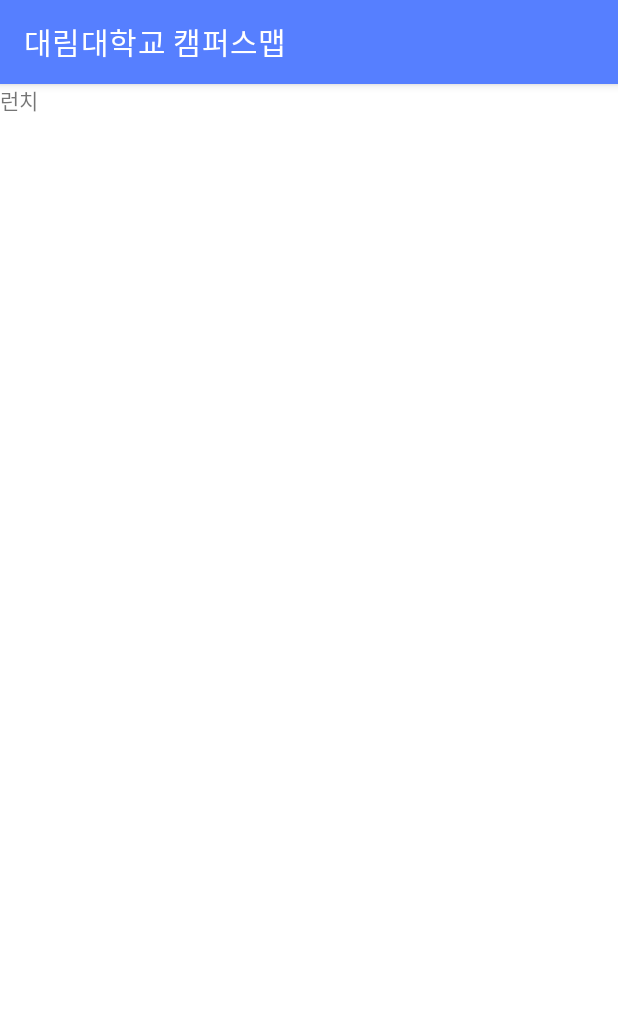
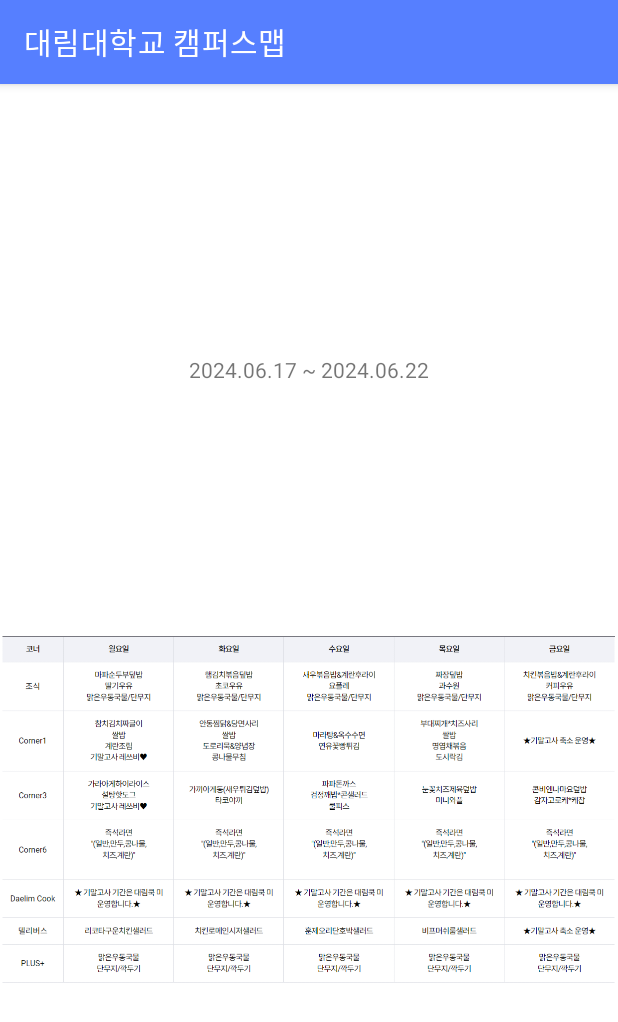
Before and after one commit to choihyunki/JAVA_Project, an Android app: the fragment LunchmenumainFragment shown on its own in the app's theme, on a phone screen of 412 x 824 dp. Shown: the top 1022 px of the screen. Run offline under Robolectric (Android 15) with nearby library versions, the phone set to English and light mode, and no system bars.

Commit message:
학식표

```diff
--- a/app/src/main/res/layout/fragment_lunchmenu.xml
+++ b/app/src/main/res/layout/fragment_lunchmenu.xml
@@ -7,8 +7,25 @@
     tools:context=".ui.home.LunchmenumainFragment">
 
     <TextView
+        android:id="@+id/lunchtime"
         android:layout_width="wrap_content"
         android:layout_height="wrap_content"
-        android:text="런치"
+        app:layout_constraintBottom_toTopOf="@id/lunchmenu"
+        app:layout_constraintEnd_toEndOf="parent"
+        app:layout_constraintStart_toStartOf="parent"
+        android:text="2024.06.17 ~ 2024.06.22"
         tools:ignore="HardcodedText,MissingConstraints" />
+
+    <ImageView
+        android:id="@+id/lunchmenu"
+        android:layout_width="wrap_content"
+        android:layout_height="match_parent"
+        android:layout_marginLeft="30dp"
+        android:layout_marginRight="30dp"
+        android:layout_marginTop="200dp"
+        android:contentDescription="@string/todo"
+        android:src="@drawable/lunchmenu_1"
+        app:layout_constraintEnd_toEndOf="parent"
+        app:layout_constraintStart_toStartOf="parent"
+        tools:ignore="MissingConstraints" />
 </androidx.constraintlayout.widget.ConstraintLayout>
```
Also changed, not shown: app/src/main/res/drawable/lunchmenu_1.png (added).
